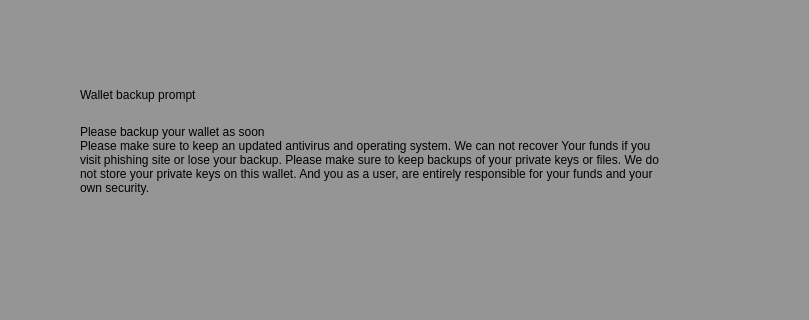
Qt form src/qt/forms/modaloverlay.ui (qtumproject/qtum) before a commit; both pictures show x 115 to 924 and y 159 to 479 of the 924 by 639 pixel window.
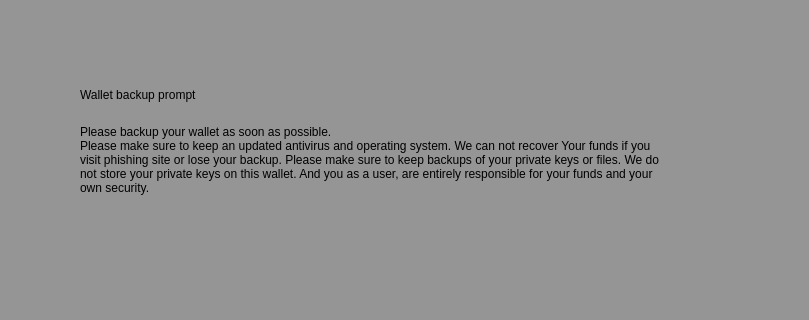
The same form after that commit. The open tabs and pages were chosen to show the change. Custom widgets are drawn as their Qt base class.

Commit message: Modal overlay back wallet text appears truncated

What changed in the file:
```diff
--- a/src/qt/forms/modaloverlay.ui
+++ b/src/qt/forms/modaloverlay.ui
@@ -424,7 +424,7 @@
                <item row="1" column="1">
                 <widget class="QLabel" name="labelMessage">
                  <property name="text">
-                  <string>Please backup your wallet as soon
+                  <string>Please backup your wallet as soon as possible.
 Please make sure to keep an updated antivirus and operating system. We can not recover Your funds if you visit phishing site or lose your backup. Please make sure to keep backups of your private keys or files. We do not store your private keys on this wallet. And you as a user, are entirely responsible for your funds and your own security.</string>
                  </property>
                  <property name="alignment">
```
